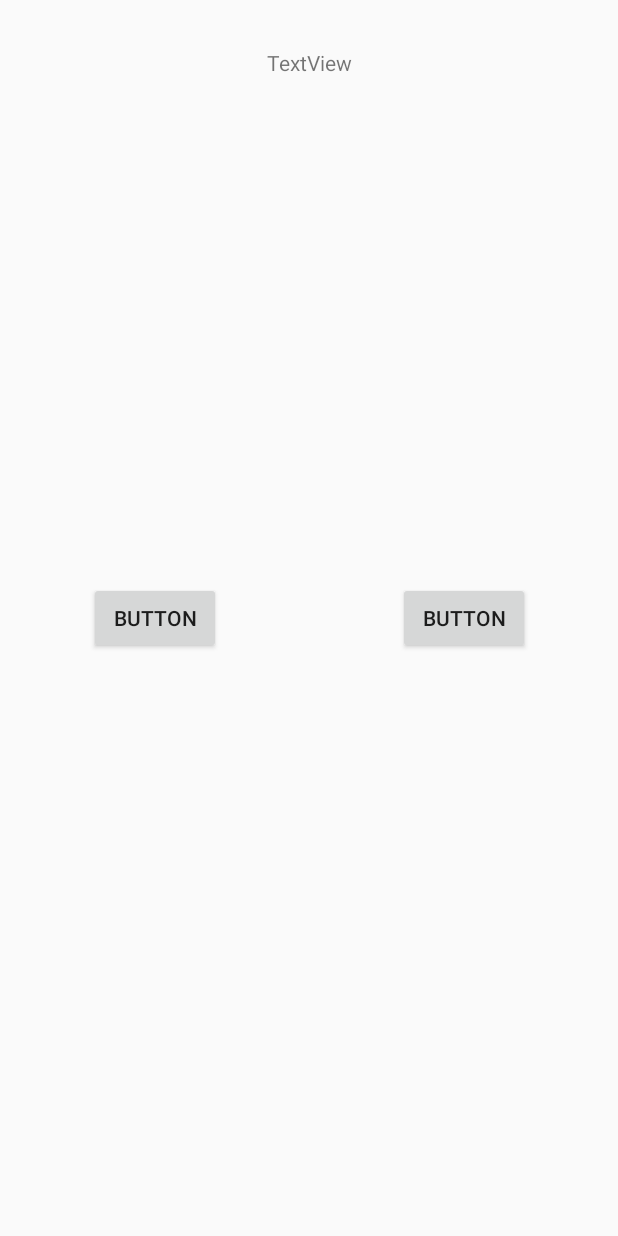
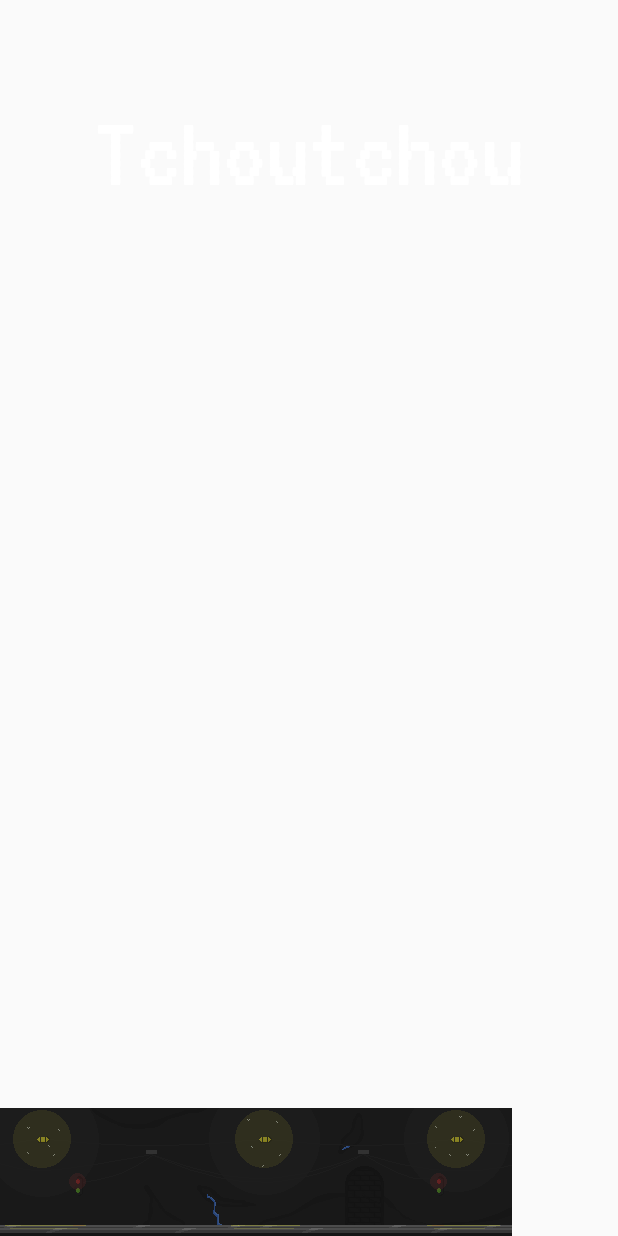
Before and after one commit to JulesGuesnon/TchouTchou, an Android app: the layout activity_main.xml on its own in the app's theme, with its tools: preview values and no code run, on a phone screen of 412 x 824 dp. Run offline under Robolectric (Android 15) with nearby library versions, the phone set to English and light mode, and no system bars.

Commit message:
:bento: Added font and some drawables

```diff
--- /dev/null
+++ b/app/src/main/res/font/vt323.xml
@@ -0,0 +1,7 @@
+<?xml version="1.0" encoding="utf-8"?>
+<font-family xmlns:android="http://schemas.android.com/apk/res/android">
+    <font
+        android:fontStyle="normal"
+        android:font="@font/vt323_regular"
+        />
+</font-family>
--- a/app/src/main/res/layout/activity_main.xml
+++ b/app/src/main/res/layout/activity_main.xml
@@ -6,36 +6,6 @@
     android:layout_height="match_parent"
     tools:context=".MainActivity">
 
-    <TextView
-        android:id="@+id/sentence"
-        android:layout_width="wrap_content"
-        android:layout_height="wrap_content"
-        android:layout_marginTop="32dp"
-        android:text="TextView"
-        app:layout_constraintEnd_toEndOf="parent"
-        app:layout_constraintStart_toStartOf="parent"
-        app:layout_constraintTop_toTopOf="parent" />
-
-    <Button
-        android:id="@+id/choice1"
-        android:layout_width="wrap_content"
-        android:layout_height="wrap_content"
-        android:text="Button"
-        app:layout_constraintBottom_toTopOf="@+id/guideline2"
-        app:layout_constraintEnd_toStartOf="@+id/guideline"
-        app:layout_constraintStart_toStartOf="parent"
-        app:layout_constraintTop_toTopOf="@+id/guideline2" />
-
-    <Button
-        android:id="@+id/choice2"
-        android:layout_width="wrap_content"
-        android:layout_height="wrap_content"
-        android:text="Button"
-        app:layout_constraintBottom_toTopOf="@+id/guideline2"
-        app:layout_constraintEnd_toEndOf="parent"
-        app:layout_constraintStart_toStartOf="@+id/guideline"
-        app:layout_constraintTop_toTopOf="@+id/guideline2" />
-
     <androidx.constraintlayout.widget.Guideline
         android:id="@+id/guideline"
         android:layout_width="wrap_content"
@@ -43,6 +13,13 @@
         android:orientation="vertical"
         app:layout_constraintGuide_percent="0.5" />
 
+    <pl.droidsonroids.gif.GifImageView
+        android:layout_width="512px"
+        android:layout_height="128px"
+        android:scaleType="fitXY"
+        android:src="@drawable/tunnel"
+        app:layout_constraintBottom_toBottomOf="parent"
+        app:layout_constraintStart_toStartOf="parent" />
     <androidx.constraintlayout.widget.Guideline
         android:id="@+id/guideline2"
         android:layout_width="wrap_content"
@@ -50,4 +27,18 @@
         android:orientation="horizontal"
         app:layout_constraintGuide_begin="20dp"
         app:layout_constraintGuide_percent="0.5" />
+
+    <TextView
+        android:id="@+id/textView"
+        android:layout_width="wrap_content"
+        android:layout_height="wrap_content"
+        android:layout_marginTop="48dp"
+        android:fontFamily="@font/vt323"
+        android:text="@string/app_name"
+        android:textColor="#FFFFFF"
+        android:textSize="72dp"
+        app:layout_constraintEnd_toEndOf="parent"
+        app:layout_constraintStart_toStartOf="parent"
+        app:layout_constraintTop_toTopOf="parent" />
+
 </androidx.constraintlayout.widget.ConstraintLayout>
--- a/app/src/main/res/values/strings.xml
+++ b/app/src/main/res/values/strings.xml
@@ -1,3 +1,6 @@
 <resources>
-    <string name="app_name">tchoutchou</string>
+    <string name="app_name">Tchoutchou</string>
+    <string name="new_game">Start new game</string>
+    <string name="options">Options</string>
+    <string name="quit_game">Quit game</string>
 </resources>
--- a/app/src/main/res/values/styles.xml
+++ b/app/src/main/res/values/styles.xml
@@ -1,7 +1,7 @@
 <resources>
 
     <!-- Base application theme. -->
-    <style name="AppTheme" parent="Theme.AppCompat.Light.DarkActionBar">
+    <style name="AppTheme" parent="Theme.AppCompat.Light.NoActionBar">
         <!-- Customize your theme here. -->
         <item name="colorPrimary">@color/colorPrimary</item>
         <item name="colorPrimaryDark">@color/colorPrimaryDark</item>
```
Also changed, not shown: app/src/main/res/drawable/death.gif (added), app/src/main/res/drawable/tunnel.gif (added), app/src/main/res/font/vt323_regular.ttf (added), 1 other file.
